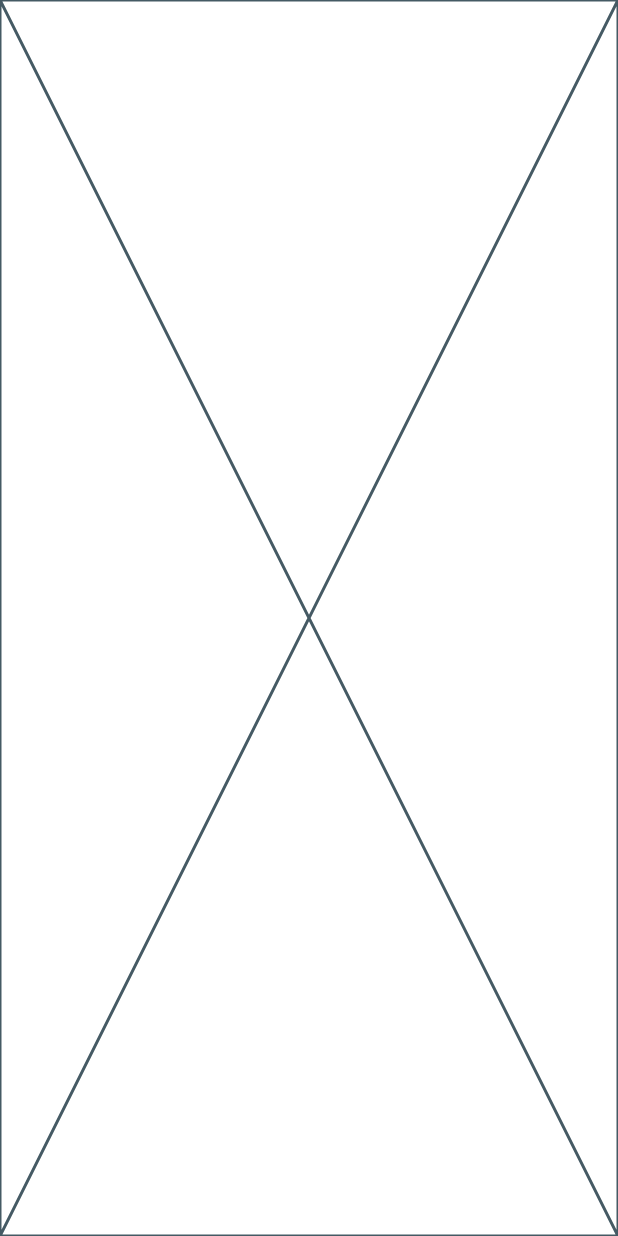
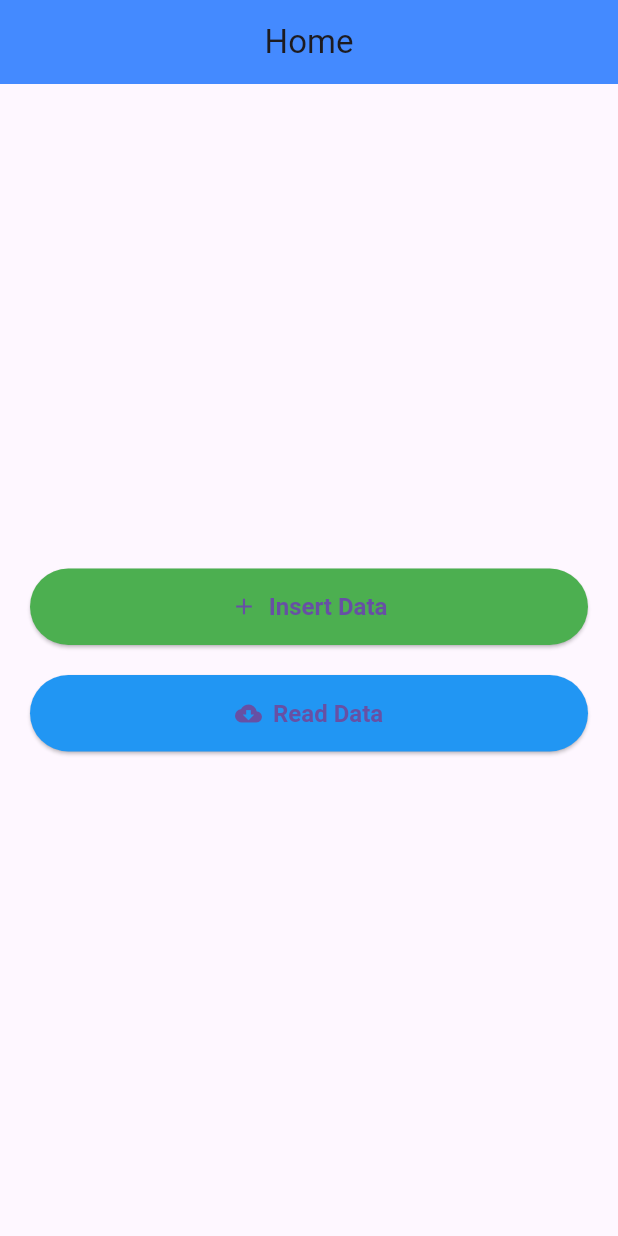
Before and after one commit to mo7md27/Note_App, a Flutter app: the screen it shows after launch, on a phone screen of 412 x 824 dp. Run offline on Flutter 3.47's test engine with Material 3 defaults, Android fonts, the phone set to English and light mode, and no system bars; our stand-ins replace sqflite; accounts and stored records are empty.

Commit message:
create data base sucsess

```diff
--- a/lib/home.dart
+++ b/lib/home.dart
@@ -1,10 +1,75 @@
 import 'package:flutter/material.dart';
+import 'package:sql_lite_app/sqldb.dart';
 
-class Home extends StatelessWidget {
+class Home extends StatefulWidget {
   const Home({super.key});
 
   @override
+  State<Home> createState() => _HomeState();
+}
+
+class _HomeState extends State<Home> {
+  Sqldb sqldb = Sqldb();
+
+  @override
   Widget build(BuildContext context) {
-    return const Placeholder();
+    return Scaffold(
+      appBar: AppBar(
+        title: const Text('Home'),
+        backgroundColor: Colors.blueAccent,
+        centerTitle: true,
+      ),
+      body: Padding(
+        padding: const EdgeInsets.all(20),
+        child: Center(
+          child: Column(
+            mainAxisAlignment: MainAxisAlignment.center,
+            children: [
+              SizedBox(
+                width: double.infinity,
+                child: ElevatedButton.icon(
+                  onPressed: ()async {
+
+                     int response= await sqldb.insertData("INSERT INTO 'notes' ('note') VALUES ('note one') ");
+                    // Insert data action
+                  },
+                  icon: const Icon(Icons.add),
+                  label: const Text('Insert Data'),
+                  style: ElevatedButton.styleFrom(
+                    padding: const EdgeInsets.symmetric(vertical: 16),
+                    backgroundColor: Colors.green,
+                    textStyle: const TextStyle(
+                      fontSize: 16,
+                      fontWeight: FontWeight.bold,
+                    ),
+                  ),
+                ),
+              ),
+              const SizedBox(height: 20),
+              SizedBox(
+                width: double.infinity,
+                child: ElevatedButton.icon(
+                  onPressed: ()async {
+
+                  List<Map> response=  await sqldb.readData("SELECT * FROM 'notes'");
+                    print("${response}");// Read data action
+                  },
+                  icon: const Icon(Icons.cloud_download),
+                  label: const Text('Read Data'),
+                  style: ElevatedButton.styleFrom(
+                    padding: const EdgeInsets.symmetric(vertical: 16),
+                    backgroundColor: Colors.blue,
+                    textStyle: const TextStyle(
+                      fontSize: 16,
+                      fontWeight: FontWeight.bold,
+                    ),
+                  ),
+                ),
+              ),
+            ],
+          ),
+        ),
+      ),
+    );
   }
 }
--- a/lib/main.dart
+++ b/lib/main.dart
@@ -11,6 +11,7 @@ class MyApp extends StatelessWidget {
   @override
   Widget build(BuildContext context) {
     return MaterialApp(
+      debugShowCheckedModeBanner: false,
       title: 'sqflite Demo',
       home: Home(),
     );
--- a/lib/sqldb.dart
+++ b/lib/sqldb.dart
@@ -22,18 +22,25 @@ intialDb()async{
 
   Database database = await openDatabase(
     path,
-    version: 1,
+    version: 2,
     onCreate: _onCreate,
+    onUpgrade: _onUpgrade,
   );// Create the database if it doesn't exist
 
   return database;// Return the database instance
 }
 
+_onUpgrade(Database db,int oldversion,int newversion){
+
+  print("Upgrade data base=================");// Handle database upgrades if needed
+
+}
+
 _onCreate (Database db, int version) async {
   await db.execute('''
     CREATE TABLE "notes"(
-      id INTEGER AUTOINCREMENT NOT NULL PRIMARY KEY ,
-      notes TEXT NOT NULL
+      "id" INTEGER  NOT NULL PRIMARY KEY AUTOINCREMENT,
+      "note" TEXT NOT NULL
     )
   ''');
   print("Crete data base=================");// Create the "notes" table with the specified columns
--- a/pubspec.yaml
+++ b/pubspec.yaml
@@ -35,6 +35,7 @@ dependencies:
   # Use with the CupertinoIcons class for iOS style icons.
   cupertino_icons: ^1.0.8
   sqflite: ^2.4.2
+  sqflite_common_ffi: ^2.3.6
 
 dev_dependencies:
   flutter_test:
```
Also changed, not shown: pubspec.lock.
